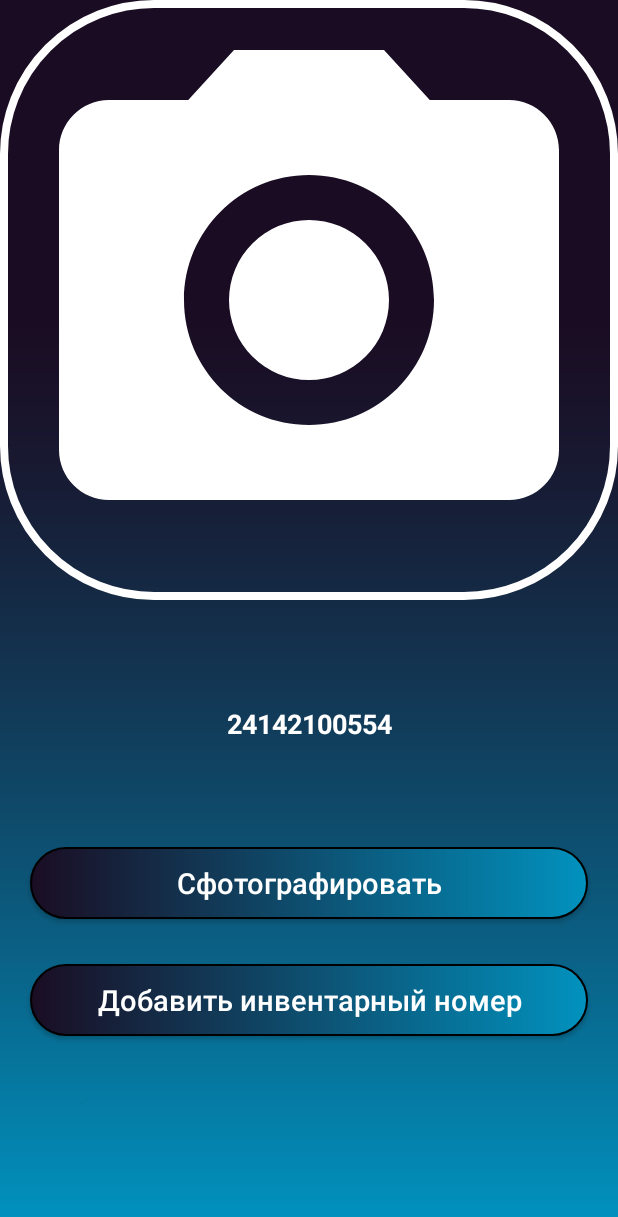
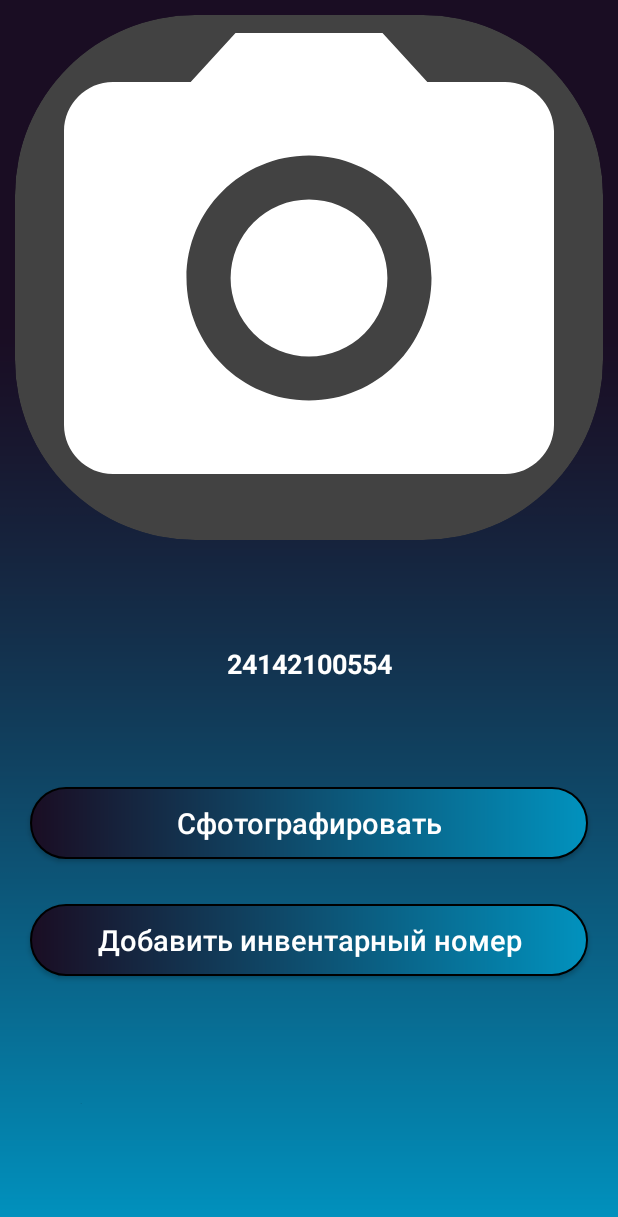
Before and after one commit to deavers/InvScan, an Android app: the ScanActivity screen opened directly, with no data from a screen before it, on a phone screen of 412 x 824 dp. Shown: the top 1217 px of the screen. Run offline under Robolectric (Android 15) with nearby library versions, the phone set to English and light mode, and no system bars; Roboto replaces fonts that are not available here.

Commit message:
Ver with opened Camera v2

```diff
--- a/app/src/main/res/layout/activity_scan.xml
+++ b/app/src/main/res/layout/activity_scan.xml
@@ -7,20 +7,34 @@
     android:background="@drawable/bgapps"
     tools:context=".ScanActivity">
 
-    <ImageView
+    <androidx.cardview.widget.CardView
+        android:layout_marginTop="10dp"
+        android:layout_marginStart="10dp"
+        android:layout_marginEnd="10dp"
+        android:id="@+id/CardViewImage"
         android:layout_width="match_parent"
-        android:layout_height="400dp"
-        android:layout_centerHorizontal="true"
-        android:id="@+id/PhotoCaptureImage"
-        android:src="@drawable/ic_camera"
-        android:background="@drawable/cameraback"
-        />
+        android:layout_height="350dp"
+        app:cardCornerRadius="120dp"
+        app:cardBackgroundColor="@color/transparent"
+        app:cardElevation="0dp"
+        android:background="@drawable/cameraback">
+
+        <ImageView
+            android:id="@+id/PhotoCaptureImage"
+            android:layout_width="match_parent"
+            android:layout_height="match_parent"
+            android:layout_centerHorizontal="true"
+            android:src="@drawable/ic_camera"
+            android:scaleType="centerCrop"
+            />
+
+    </androidx.cardview.widget.CardView>
 
     <TextView
         android:id="@+id/DetectedText"
         android:layout_width="match_parent"
         android:layout_height="wrap_content"
-        android:layout_below="@+id/PhotoCaptureImage"
+        android:layout_below="@+id/CardViewImage"
         android:layout_marginStart="20dp"
         android:layout_marginTop="30dp"
         android:layout_marginEnd="20dp"
--- a/app/src/main/res/values/colors.xml
+++ b/app/src/main/res/values/colors.xml
@@ -10,5 +10,6 @@
     <color name="colorPrimary">#3F51B5</color>
     <color name="colorPrimaryDark">#202F65</color>
     <color name="colorAccent">#4B63D6</color>
+    <color name="transparent"></color>
 
 </resources>
--- a/build.gradle
+++ b/build.gradle
@@ -1,4 +1,7 @@
 buildscript {
+    repositories {
+        maven { url "https://jitpack.io" }
+    }
     dependencies {
         classpath 'com.google.gms:google-services:4.3.10'
         classpath "com.android.tools.build:gradle:4.1.2"
@@ -10,7 +13,6 @@ plugins {
     id 'com.android.application' version '7.2.1' apply false
     id 'com.android.library' version '7.2.1' apply false
 }
-
 task clean(type: Delete) {
     delete rootProject.buildDir
 }
--- a/settings.gradle
+++ b/settings.gradle
@@ -3,6 +3,7 @@ pluginManagement {
         gradlePluginPortal()
         google()
         mavenCentral()
+        maven { url 'https://jitpack.io' }
     }
 }
 dependencyResolutionManagement {
```
Also changed, not shown: app/build.gradle (+18 -0 lines), app/src/main/AndroidManifest.xml (+23 -3 lines), app/src/main/java/com/example/invscan/HomeFragment.java (+3 -5 lines), app/src/main/java/com/example/invscan/ScanActivity.java (+110 -49 lines), app/src/main/res/xml/provider_path.xml (added, +8 -0 lines), 3 other files.
